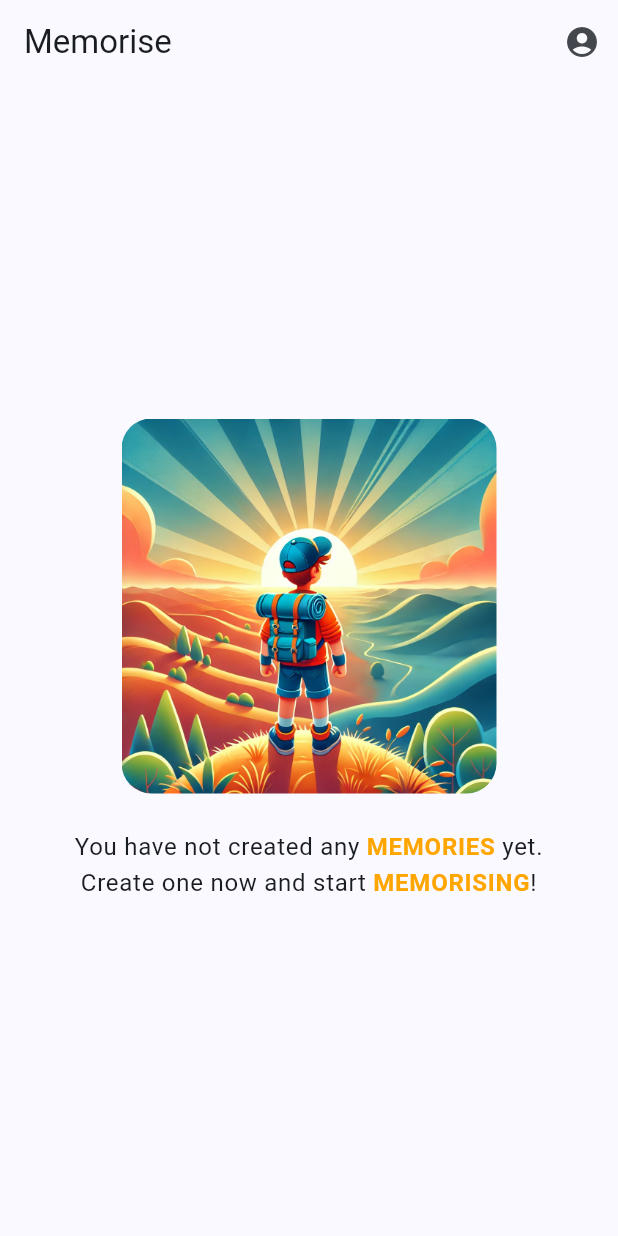
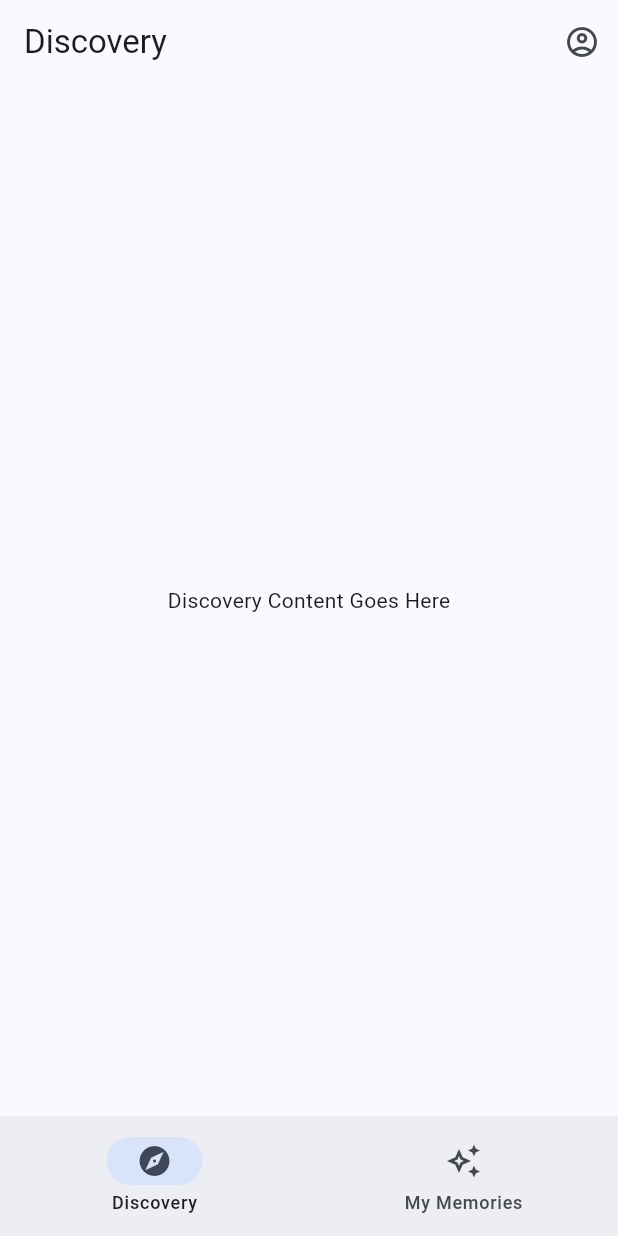
Before and after one commit to fh2412/memorise_mobile, a Flutter app: the screen it shows once a user with an empty profile is signed in, on a phone screen of 412 x 824 dp. Run offline on Flutter 3.47's test engine with Material 3 defaults, Android fonts, the phone set to English and light mode, and no system bars; our stand-ins replace confetti, dio, firebase_auth, firebase_core, go_router, qr_flutter; missing offline and left inert: mobile_scanner; accounts and stored records are empty.

Commit message:
solved issue #8: created home layout with navigator Bar

```diff
--- a/lib/ui/home/views/home_view.dart
+++ b/lib/ui/home/views/home_view.dart
@@ -1,35 +1,90 @@
 import 'package:flutter/material.dart';
 import 'package:go_router/go_router.dart';
-import 'package:provider/provider.dart';
-import '../view_models/home_view_model.dart';
 
-class HomeView extends StatelessWidget {
+class HomeView extends StatefulWidget {
   const HomeView({super.key});
+
+  @override
+  State<HomeView> createState() => _HomeViewState();
+}
+
+class _HomeViewState extends State<HomeView> {
+  int _currentIndex = 0;
+
+  // Titles for the AppBar
+  final List<String> _titles = ["Discovery", "My Memories"];
+
+  @override
+  Widget build(BuildContext context) {
+    return Scaffold(
+      // 1. Dynamic AppBar based on selected index
+      appBar: AppBar(
+        title: Text(_titles[_currentIndex]),
+        actions: [
+          IconButton(
+            icon: const Icon(Icons.account_circle_outlined),
+            onPressed: () => context.push('/user'),
+          ),
+        ],
+      ),
+
+      // 2. Main content area
+      body: IndexedStack(
+        index: _currentIndex,
+        children: const [DiscoveryView(), MyMemoriesView()],
+      ),
+
+      // 3. Material 3 Navigation Bar
+      bottomNavigationBar: NavigationBar(
+        selectedIndex: _currentIndex,
+        onDestinationSelected: (int index) {
+          setState(() {
+            _currentIndex = index;
+          });
+        },
+        destinations: const [
+          NavigationDestination(
+            icon: Icon(Icons.explore_outlined),
+            selectedIcon: Icon(Icons.explore),
+            label: 'Discovery',
+          ),
+          NavigationDestination(
+            icon: Icon(Icons.auto_awesome_outlined),
+            selectedIcon: Icon(Icons.auto_awesome),
+            label: 'My Memories',
+          ),
+        ],
+      ),
+    );
+  }
+}
+
+/// Placeholder for the Discovery Tab
+class DiscoveryView extends StatelessWidget {
+  const DiscoveryView({super.key});
+
+  @override
+  Widget build(BuildContext context) {
+    return const Center(child: Text("Discovery Content Goes Here"));
+  }
+}
+
+/// Your original "Empty State" UI moved to its own widget
+class MyMemoriesView extends StatelessWidget {
+  const MyMemoriesView({super.key});
 
   @override
   Widget build(BuildContext context) {
     final secondaryColor = Theme.of(context).colorScheme.secondary;
 
-    return Scaffold(
-      appBar: AppBar(
-        title: const Text("Memorise"),
-        actions: [
-          IconButton(
-            icon: const Icon(Icons.account_circle),
-            onPressed: () => context.push('/user'),
-          ),
-        ],
-      ),
-      body: Center(
+    return Center(
       child: Padding(
         padding: const EdgeInsets.all(24.0),
         child: Column(
           mainAxisAlignment: MainAxisAlignment.center,
           children: [
             ClipRRect(
-                borderRadius: BorderRadius.circular(
-                  20.0,
-                ), // Adjust the value for more/less rounding
+              borderRadius: BorderRadius.circular(20.0),
               child: Image.asset(
                 'assets/no-memories.webp',
                 width: 250,
@@ -38,7 +93,6 @@ class HomeView extends StatelessWidget {
               ),
             ),
             const SizedBox(height: 24),
-
             Text.rich(
               TextSpan(
                 text: 'You have not created any ',
@@ -67,7 +121,6 @@ class HomeView extends StatelessWidget {
           ],
         ),
       ),
-      ),
     );
   }
 }
```
Lines whose indentation alone changed are shown as unchanged.
